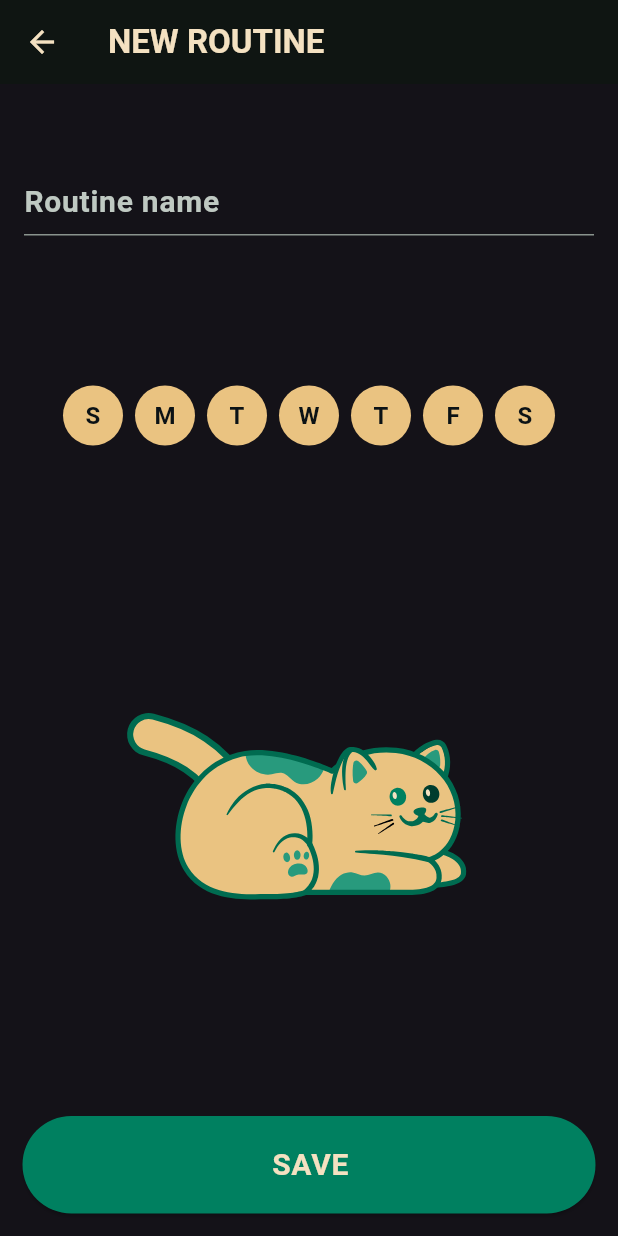
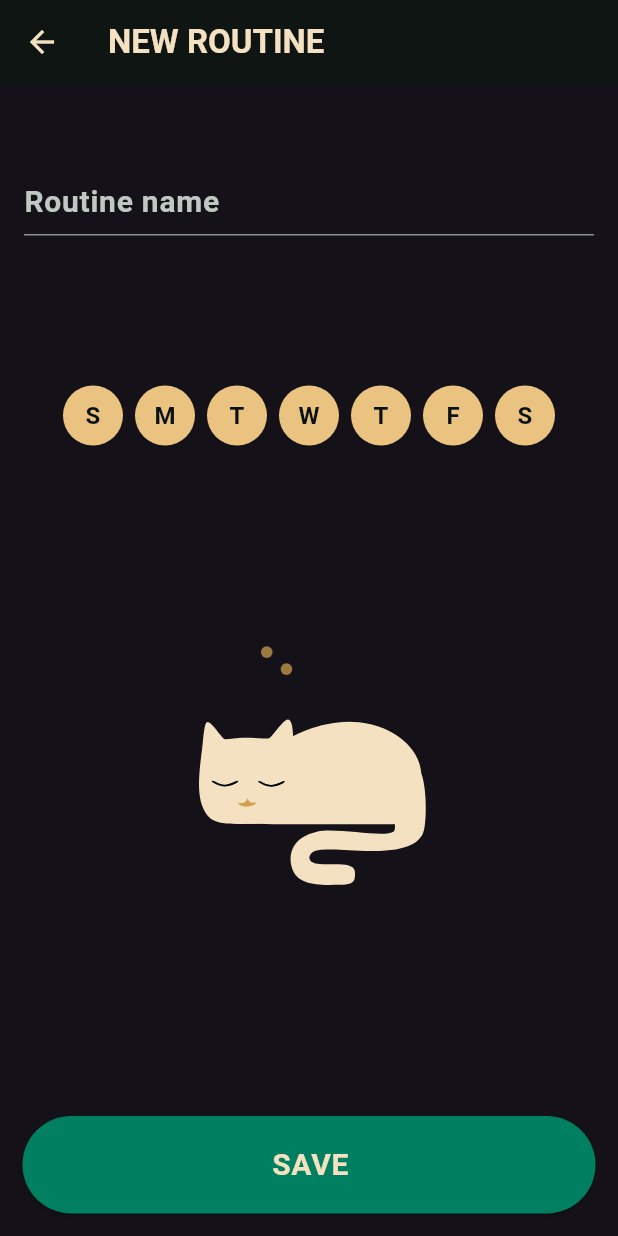
Before and after one commit to ChrisRamirez11/wellnest, a Flutter app: the CreateRoutineScreen screen opened by its route, on a phone screen of 412 x 824 dp. Run offline on Flutter 3.47's test engine with Material 3 defaults, Android fonts, the phone set to English and light mode, and no system bars; our stand-ins replace dartz, flutter_local_notifications, flutter_riverpod, flutter_timezone, google_sign_in, isar and 4 more; accounts and stored records are empty; generated files the repository leaves out were written again; Roboto replaces fonts that are missing (Karla).

Commit message:
lotties adjustments

```diff
--- a/lib/feature/routines/presentation/screens/create_routine.dart
+++ b/lib/feature/routines/presentation/screens/create_routine.dart
@@ -82,8 +82,11 @@ class _CreateRoutineScreenState extends ConsumerState<CreateRoutineScreen> {
               ),
               weekDays(context),
               Padding(
-                padding: const EdgeInsets.only(right: 70.0, top: 40),
-                child: Lottie.asset('assets/lotties/green-cat.json'),
+                padding: const EdgeInsets.only(top: 80),
+                child: SizedBox(
+                    height: 250,
+                    width: double.infinity,
+                    child: Lottie.asset('assets/lotties/sleepy-cat.json')),
               )
             ],
           ),
@@ -170,7 +173,6 @@ class _CreateRoutineScreenState extends ConsumerState<CreateRoutineScreen> {
 
   Future<void> _validateActualDayRoutineAddition(
       RoutineModel routine, DateProvider dateNotifier) async {
-
     if (dateNotifier.dates!.isEmpty) {
       await dateNotifier.upsertDate(DateModel(
           date: DateTime(
--- a/lib/feature/settings/presentation/widgets/settings_body.dart
+++ b/lib/feature/settings/presentation/widgets/settings_body.dart
@@ -1,5 +1,4 @@
 import 'package:flutter/material.dart';
-import 'package:lottie/lottie.dart';
 import 'package:wellnest/core/theme/theme.dart';
 import 'package:wellnest/core/widgets/custom_button.dart';
 import 'package:wellnest/feature/auth/presentation/riverpod/google_native_signin.dart';
@@ -27,10 +26,6 @@ class _SettingsBodyState extends State<SettingsBody> {
             getSignInBox(context),
             getGoDeluxButton(),
             getSettigsBox(context),
-            SizedBox(
-                height: 250,
-                width: double.infinity,
-                child: Lottie.asset('assets/lotties/sleepy-cat.json'))
           ],
         ),
       ),
```
